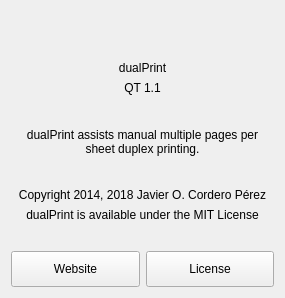
First picture: the form in dualPrint QT 1.0/about.ui, repository Cuperino/dualPrint, before the edit.
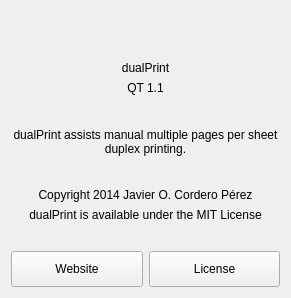
Second picture: the form after the edit. Icons and pictures are not drawn.

What changed in the file:
```diff
--- a/dualPrint QT 1.0/about.ui
+++ b/dualPrint QT 1.0/about.ui
@@ -9,7 +9,7 @@
    <rect>
     <x>0</x>
     <y>0</y>
-    <width>285</width>
+    <width>291</width>
     <height>298</height>
    </rect>
   </property>
@@ -110,7 +110,7 @@
       </sizepolicy>
      </property>
      <property name="text">
-      <string>Copyright 2014, 2018 Javier O. Cordero Pérez</string>
+      <string>Copyright 2014 Javier O. Cordero Pérez</string>
      </property>
      <property name="alignment">
       <set>Qt::AlignBottom|Qt::AlignHCenter</set>
```
Left out of the diff: 20 changed lines with no effect on the pictures.
